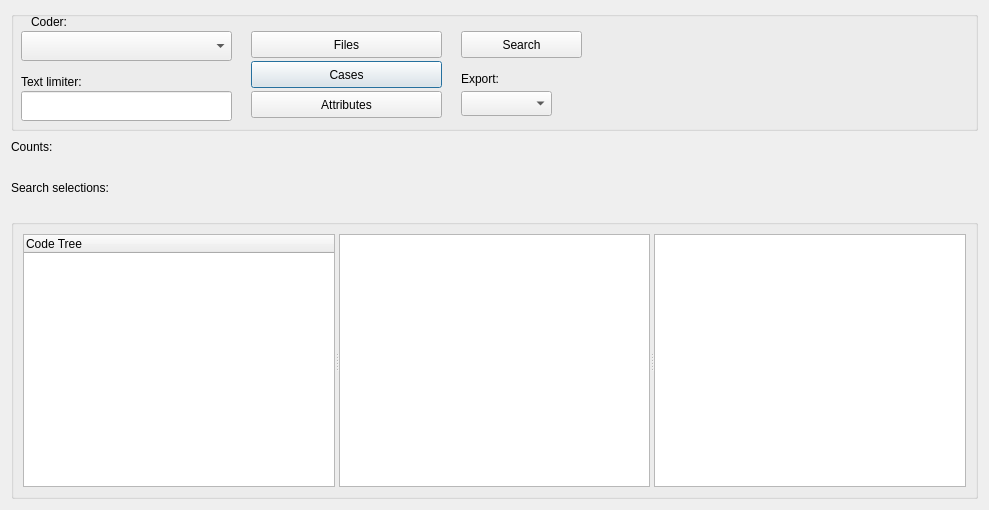
Old version of the form GUI_UIs/ui_dialog_report_codings.ui in the repository ccbogel/QualCoder.
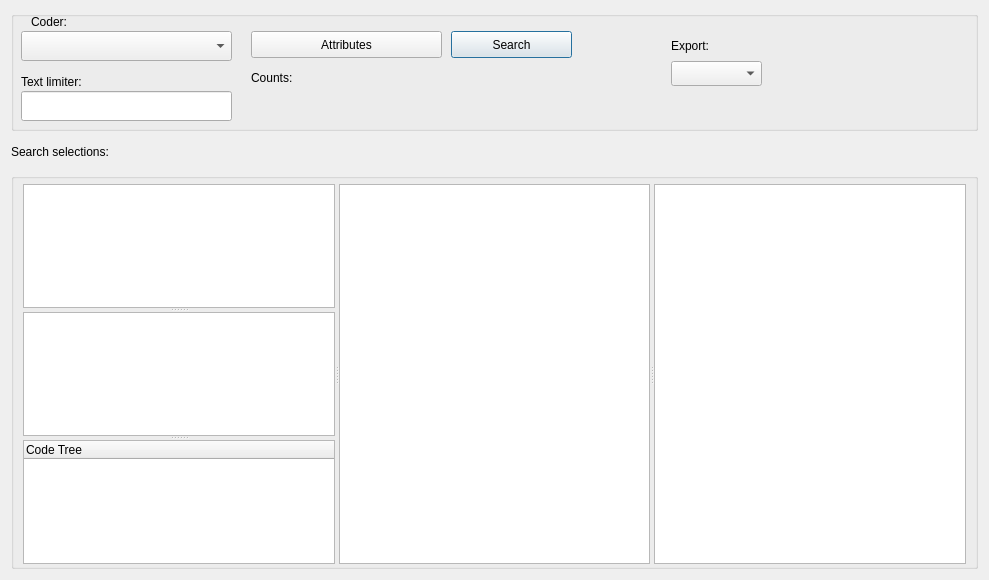
New version of the form.

```diff
--- a/GUI_UIs/ui_dialog_report_codings.ui
+++ b/GUI_UIs/ui_dialog_report_codings.ui
@@ -10,7 +10,7 @@
     <x>0</x>
     <y>0</y>
     <width>989</width>
-    <height>510</height>
+    <height>580</height>
    </rect>
   </property>
   <property name="windowTitle">
@@ -40,32 +40,6 @@
      <property name="title">
       <string/>
      </property>
-     <widget class="QPushButton" name="pushButton_caseselect">
-      <property name="geometry">
-       <rect>
-        <x>240</x>
-        <y>50</y>
-        <width>191</width>
-        <height>27</height>
-       </rect>
-      </property>
-      <property name="text">
-       <string>Cases</string>
-      </property>
-     </widget>
-     <widget class="QPushButton" name="pushButton_fileselect">
-      <property name="geometry">
-       <rect>
-        <x>240</x>
-        <y>20</y>
-        <width>191</width>
-        <height>27</height>
-       </rect>
-      </property>
-      <property name="text">
-       <string>Files</string>
-      </property>
-     </widget>
      <widget class="QLineEdit" name="lineEdit">
       <property name="geometry">
        <rect>
@@ -95,7 +69,7 @@
      <widget class="QPushButton" name="pushButton_search">
       <property name="geometry">
        <rect>
-        <x>450</x>
+        <x>440</x>
         <y>20</y>
         <width>121</width>
         <height>27</height>
@@ -132,7 +106,7 @@
       <property name="geometry">
        <rect>
         <x>240</x>
-        <y>80</y>
+        <y>20</y>
         <width>191</width>
         <height>27</height>
        </rect>
@@ -144,8 +118,8 @@
      <widget class="QLabel" name="label_exports">
       <property name="geometry">
        <rect>
-        <x>450</x>
-        <y>60</y>
+        <x>660</x>
+        <y>27</y>
         <width>131</width>
         <height>16</height>
        </rect>
@@ -157,8 +131,8 @@
      <widget class="QComboBox" name="comboBox_export">
       <property name="geometry">
        <rect>
-        <x>450</x>
-        <y>80</y>
+        <x>660</x>
+        <y>50</y>
         <width>91</width>
         <height>25</height>
        </rect>
@@ -189,25 +163,37 @@
        </property>
       </item>
      </widget>
-    </widget>
-   </item>
-   <item>
     <widget class="QLabel" name="label_counts">
+      <property name="geometry">
+       <rect>
+        <x>240</x>
+        <y>60</y>
+        <width>331</width>
+        <height>50</height>
+       </rect>
+      </property>
      <property name="minimumSize">
       <size>
        <width>0</width>
-       <height>20</height>
+        <height>50</height>
       </size>
      </property>
      <property name="maximumSize">
       <size>
        <width>16777215</width>
-       <height>20</height>
+        <height>50</height>
       </size>
      </property>
      <property name="text">
       <string>Counts:</string>
      </property>
+      <property name="alignment">
+       <set>Qt::AlignLeading|Qt::AlignLeft|Qt::AlignTop</set>
+      </property>
+      <property name="wordWrap">
+       <bool>true</bool>
+      </property>
+     </widget>
     </widget>
    </item>
    <item>
@@ -221,13 +207,13 @@
      <property name="minimumSize">
       <size>
        <width>0</width>
-       <height>50</height>
+       <height>30</height>
       </size>
      </property>
      <property name="maximumSize">
       <size>
        <width>16777213</width>
-       <height>50</height>
+       <height>100</height>
       </size>
      </property>
      <property name="text">
@@ -247,11 +233,23 @@
       <string/>
      </property>
      <layout class="QGridLayout" name="gridLayout">
+      <property name="topMargin">
+       <number>5</number>
+      </property>
+      <property name="bottomMargin">
+       <number>2</number>
+      </property>
       <item row="0" column="0">
        <widget class="QSplitter" name="splitter">
         <property name="orientation">
          <enum>Qt::Horizontal</enum>
         </property>
+        <widget class="QSplitter" name="splitter_vert">
+         <property name="orientation">
+          <enum>Qt::Vertical</enum>
+         </property>
+         <widget class="QListWidget" name="listWidget_files"/>
+         <widget class="QListWidget" name="listWidget_cases"/>
         <widget class="QTreeWidget" name="treeWidget">
          <column>
           <property name="text">
@@ -259,6 +257,7 @@
           </property>
          </column>
         </widget>
+        </widget>
         <widget class="QTextEdit" name="textEdit"/>
         <widget class="QTableWidget" name="tableWidget"/>
        </widget>
```
Left out of the diff: 2 changed lines with no effect on the pictures. Lines whose indentation alone changed are shown as unchanged.
